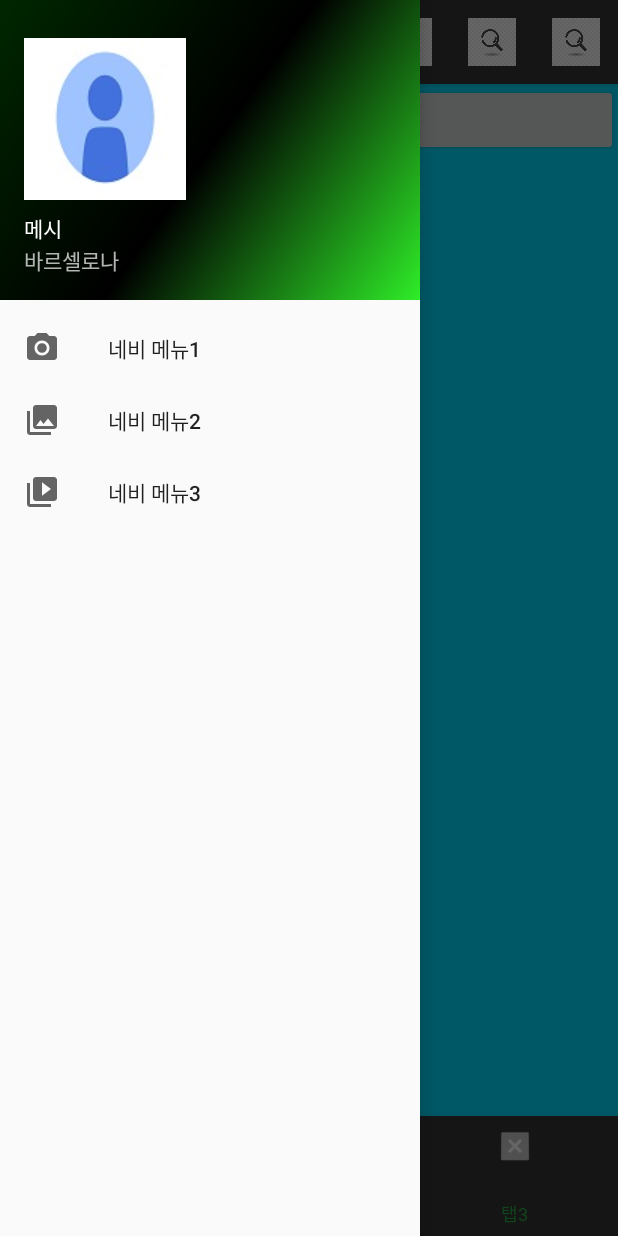
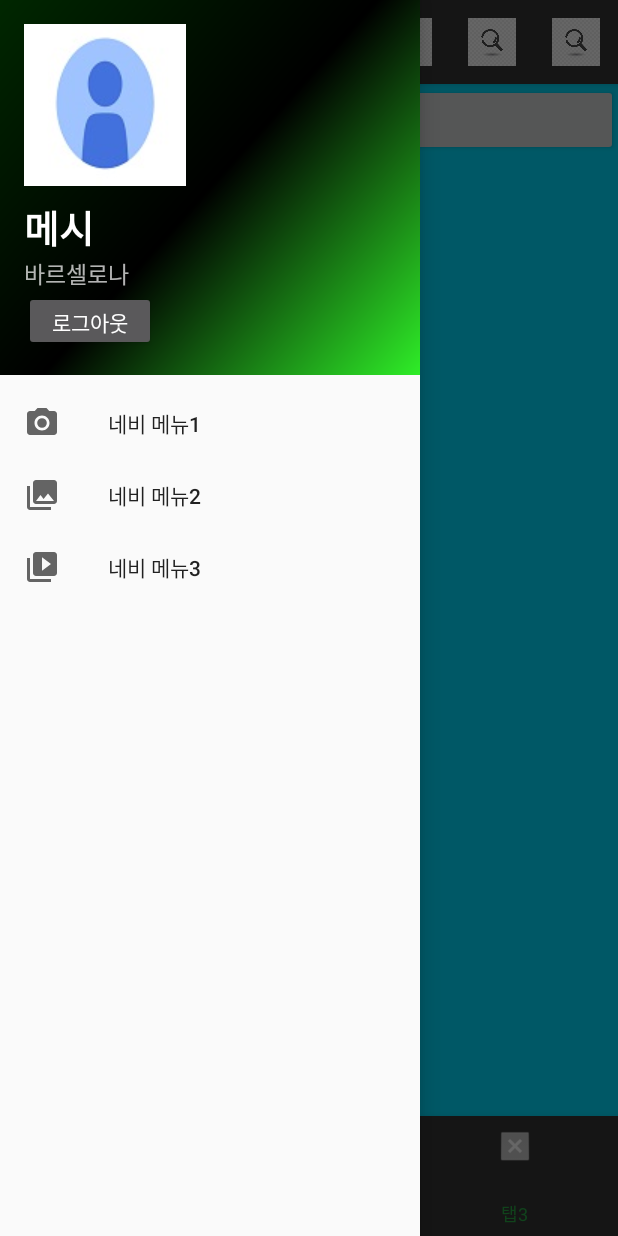
Before and after one commit to rrilla/React.Android-Matching_Project, an Android app: the MainActivity screen opened directly, with no data from a screen before it, with the side drawer open, on a phone screen of 412 x 824 dp. Run offline under Robolectric (Android 15) with nearby library versions, the phone set to English and light mode, and no system bars.

Commit message:
머했는지 기억이안남

```diff
--- a/MatchingApp3/app/src/main/java/com/project/matchingapp3/MainActivity.java
+++ b/MatchingApp3/app/src/main/java/com/project/matchingapp3/MainActivity.java
@@ -9,9 +9,13 @@
 import androidx.viewpager.widget.ViewPager;
 
 import android.content.Intent;
+import android.content.SharedPreferences;
 import android.os.Bundle;
+import android.util.Log;
 import android.view.Menu;
 import android.view.MenuItem;
+import android.view.View;
+import android.widget.Button;
 import android.widget.Toast;
 
 import com.google.android.material.bottomnavigation.BottomNavigationView;
@@ -21,11 +25,14 @@
 import com.project.matchingapp3.fragment.Fragment1;
 import com.project.matchingapp3.fragment.Fragment2;
 import com.project.matchingapp3.fragment.Fragment3;
+import com.project.matchingapp3.task.RestAPITask;
+
+import java.util.concurrent.ExecutionException;
 
 public class MainActivity extends AppCompatActivity implements NavigationView.OnNavigationItemSelectedListener {
 
+    BottomNavigationView bottomNavigationView;
     ViewPager pager;
-    BottomNavigationView bottomNavigationView;
     Toolbar toolbar;
     DrawerLayout drawer;
 
@@ -33,6 +40,22 @@
     protected void onCreate(Bundle savedInstanceState) {
         super.onCreate(savedInstanceState);
         setContentView(R.layout.activity_main);
+
+        Intent intent = getIntent();
+        String jwtToken = intent.getStringExtra("jwtToken");
+
+        String[] result = new String[1];
+        RestAPITask task = new RestAPITask("user/appmain", jwtToken);
+
+        try {
+            result = task.execute("d").get();
+        } catch (ExecutionException e) {
+            e.printStackTrace();
+            Toast.makeText(MainActivity.this, "서버통신오류", Toast.LENGTH_SHORT).show();
+        } catch (InterruptedException e) {
+            e.printStackTrace();
+        }
+        Log.d("test-데이터받음",result[0]);
 
         //툴바
         toolbar = findViewById(R.id.toolbar);
@@ -46,8 +69,27 @@
         drawer.addDrawerListener(toggle);
         toggle.syncState();
 
+
+        //네비게이션 뷰
         NavigationView navigationView = findViewById(R.id.nav_view);
         navigationView.setNavigationItemSelectedListener(this);
+
+        //네비뷰의 로그아웃 버튼
+        View header = navigationView.getHeaderView(0);
+        Button btnLogout = header.findViewById(R.id.nav_btn_logout);
+        btnLogout.setOnClickListener(new View.OnClickListener() {
+            @Override
+            public void onClick(View view) {
+                SharedPreferences pref = getSharedPreferences("autoLogin", MODE_PRIVATE);
+                SharedPreferences.Editor editor = pref.edit();
+                editor.remove("id");
+                editor.remove("pw");
+                editor.commit();
+
+                Intent intent = new Intent(getApplicationContext(), LoginActivity.class);
+                startActivity(intent);
+            }
+        });
 
 
         //뷰 페이저
@@ -114,6 +156,8 @@
         } else if (id == R.id.nav_menu3) {
             Toast.makeText(this, "네비-메뉴3 선택", Toast.LENGTH_LONG).show();
             //onFragmentSelected(2, null);
+        } else if (id == R.id.nav_btn_logout) {
+
         }
 
         drawer.closeDrawer(GravityCompat.START);
@@ -151,7 +195,7 @@
         return true;
     }
 
-    //얜 뭐임??
+    //뒤로가기 때 호출 - 네비창 닫기
     @Override
     public void onBackPressed() {
         if (drawer.isDrawerOpen(GravityCompat.START)) {
--- a/MatchingApp3/app/src/main/java/com/project/matchingapp3/adapter/ViewPagerAdapter.java
+++ b/MatchingApp3/app/src/main/java/com/project/matchingapp3/adapter/ViewPagerAdapter.java
@@ -1,6 +1,7 @@
 package com.project.matchingapp3.adapter;
 
 import androidx.annotation.NonNull;
+import androidx.appcompat.widget.Toolbar;
 import androidx.fragment.app.Fragment;
 import androidx.fragment.app.FragmentManager;
 import androidx.fragment.app.FragmentStatePagerAdapter;
--- a/MatchingApp3/app/src/main/java/com/project/matchingapp3/task/RestAPITask.java
+++ b/MatchingApp3/app/src/main/java/com/project/matchingapp3/task/RestAPITask.java
@@ -15,8 +15,8 @@
 import java.util.Map;
 
 public class RestAPITask extends AsyncTask<String, Object, String[]> {
-    //final static String ip ="172.30.1.42"; // IP - 집
-    final static String ip ="10.100.102.15"; // IP - 학원
+    final static String ip ="172.30.1.42"; // IP - 집
+    //final static String ip ="10.100.102.15"; // IP - 학원
     //final static String ip ="localhost"; // IP - 학원
     private String serverUrl = "http://"+ip+":8000/"; // 연결할 서버주소
     private String reqUrl = "";
@@ -43,6 +43,11 @@
         }else if(reqUrl.equals("join")){
             serverUrl += reqUrl;
             method = "POST";
+            reqData = json[0];
+        }else if(reqUrl.equals("user/appmain")){
+            Log.d("test","여까지옴");
+            serverUrl += reqUrl;
+            method = "GET";
             reqData = json[0];
         }
 
@@ -77,6 +82,8 @@
                         }
                         Log.d("test-받은header 토큰값", authorization);
                     }
+                    Log.d("test-request body data", reqData);
+                    Log.d("test-response body data", resData);
                     return new String[]{resData, authorization};
                 }
             } else {
@@ -99,7 +106,7 @@
         } catch (IOException e) {
             e.printStackTrace();
         }
-        Log.d("test-request body data", json[0]);
+        Log.d("test-request body data", reqData);
         Log.d("test-response body data", resData);
 
         return new String[]{resData};
--- a/MatchingApp3/app/src/main/res/layout/navigation_header.xml
+++ b/MatchingApp3/app/src/main/res/layout/navigation_header.xml
@@ -2,7 +2,7 @@
 <LinearLayout xmlns:android="http://schemas.android.com/apk/res/android"
     xmlns:app="http://schemas.android.com/apk/res-auto"
     android:layout_width="match_parent"
-    android:layout_height="200dp"
+    android:layout_height="250dp"
     android:background="@drawable/side_nav_bar"
     android:gravity="bottom"
     android:orientation="vertical"
@@ -24,12 +24,24 @@
         android:layout_height="wrap_content"
         android:paddingTop="8dp"
         android:text="@string/nav_header_title"
-        android:textAppearance="@style/TextAppearance.AppCompat.Body1" />
+        android:textAppearance="@style/TextAppearance.AppCompat.Body1"
+        android:textSize="25dp"
+        android:textStyle="bold"
+        />
 
     <TextView
         android:id="@+id/textView"
         android:layout_width="wrap_content"
         android:layout_height="wrap_content"
-        android:text="@string/nav_header_subtitle" />
+        android:text="@string/nav_header_subtitle"
+        android:textSize="15dp"
+        />
 
+    <Button
+        android:id="@+id/nav_btn_logout"
+        android:layout_width="wrap_content"
+        android:layout_height="wrap_content"
+        android:text="로그아웃"
+        android:onClick="logout"
+        />
 </LinearLayout>
--- a/MatchingPro/src/main/java/com/project/MatchingPro/test/ResponseDto.java
+++ b/MatchingPro/src/main/java/com/project/MatchingPro/dto/ResponseDto.java
@@ -1,4 +1,4 @@
-package com.project.MatchingPro.test;
+package com.project.MatchingPro.dto;
 
 import lombok.AllArgsConstructor;
 import lombok.Builder;
```
Also changed, not shown: MatchingApp3/app/src/main/java/com/project/matchingapp3/activity/LoginActivity.java (+4 -5 lines), MatchingPro/src/main/java/com/project/MatchingPro/controller/app/AppController.java (added, +32 -0 lines), MatchingPro/src/main/java/com/project/MatchingPro/dto/app/MainDataDto.java (added, +17 -0 lines), MatchingPro/src/main/java/com/project/MatchingPro/service/app/AppService.java (added, +35 -0 lines).
